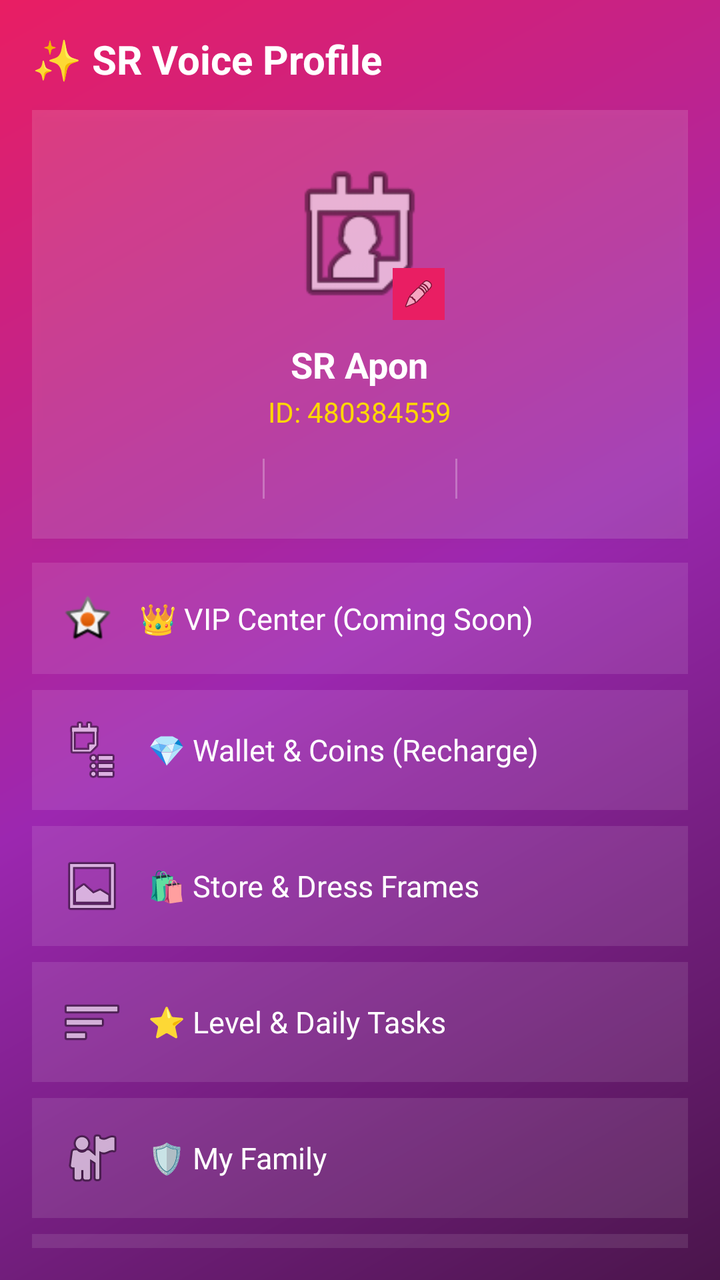
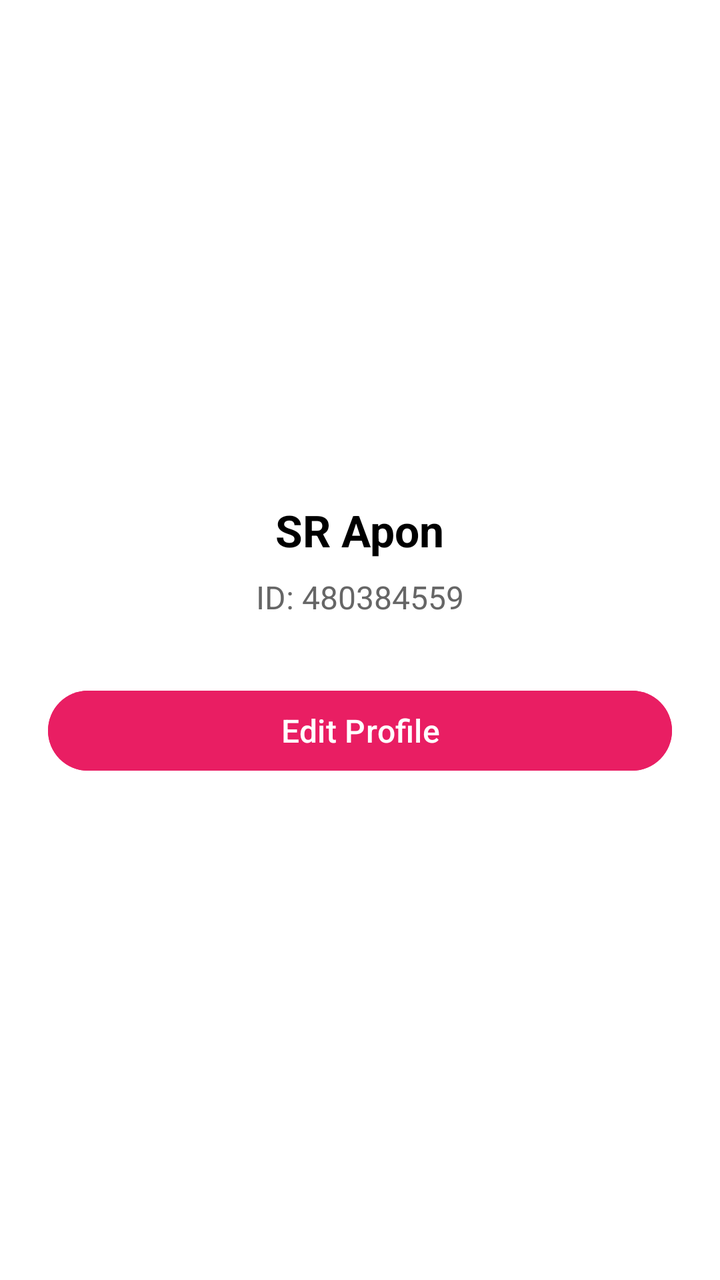

Before-and-after screenshots of an Android layout around one commit, followed by the original layout XML and the change that was made.
<!-- AndroidManifest.xml: application theme Theme.SRVoiceChat -->
<!-- res/layout/activity_me.xml -->
<?xml version="1.0" encoding="utf-8"?>
<LinearLayout xmlns:android="http://schemas.android.com/apk/res/android"
    android:layout_width="match_parent"
    android:layout_height="match_parent"
    android:background="@drawable/bg_profile_gradient"
    android:orientation="vertical"
    android:padding="16dp">

    
    <LinearLayout
        android:layout_width="match_parent"
        android:layout_height="wrap_content"
        android:gravity="center_vertical"
        android:orientation="horizontal"
        android:paddingBottom="12dp">

        <TextView
            android:layout_width="wrap_content"
            android:layout_height="wrap_content"
            android:text="✨ SR Voice Profile"
            android:textColor="#FFFFFF"
            android:textSize="20sp"
            android:textStyle="bold" />
    </LinearLayout>

    
    <LinearLayout
        android:layout_width="match_parent"
        android:layout_height="wrap_content"
        android:background="#22FFFFFF"
        android:gravity="center"
        android:orientation="vertical"
        android:padding="20dp"
        android:elevation="4dp">

        
        <RelativeLayout
            android:layout_width="85dp"
            android:layout_height="85dp">

            <ImageView
                android:id="@+id/imgProfileMe"
                android:layout_width="match_parent"
                android:layout_height="match_parent"
                android:scaleType="centerCrop"
                android:src="@android:drawable/ic_menu_my_calendar" />

            <ImageView
                android:id="@+id/btnEditProfileIcon"
                android:layout_width="26dp"
                android:layout_height="26dp"
                android:layout_alignParentEnd="true"
                android:layout_alignParentBottom="true"
                android:background="#E91E63"
                android:padding="5dp"
                android:src="@android:drawable/ic_menu_edit" />
        </RelativeLayout>

        
        <TextView
            android:id="@+id/textUserNameMe"
            android:layout_width="wrap_content"
            android:layout_height="wrap_content"
            android:layout_marginTop="10dp"
            android:text="SR Apon"
            android:textColor="#FFFFFF"
            android:textSize="18sp"
            android:textStyle="bold" />

        
        <TextView
            android:id="@+id/textPermanentIdMe"
            android:layout_width="wrap_content"
            android:layout_height="wrap_content"
            android:layout_marginTop="2dp"
            android:text="ID: 480384559"
            android:textColor="#FFD700"
            android:textSize="14sp" />

        
        <LinearLayout
            android:layout_width="match_parent"
            android:layout_height="wrap_content"
            android:layout_marginTop="14dp"
            android:gravity="center"
            android:orientation="horizontal">

            <LinearLayout
                android:layout_width="0dp"
                android:layout_height="wrap_content"
                android:layout_weight="1"
                android:gravity="center"
                android:orientation="vertical">
                <TextView android:text="120" android:textColor="#FFFFFF" android:textSize="15sp" android:textStyle="bold"/>
                <TextView android:text="Following" android:textColor="#DDDDDD" android:textSize="11sp"/>
            </LinearLayout>

            <View android:layout_width="1dp" android:layout_height="20dp" android:background="#44FFFFFF"/>

            <LinearLayout
                android:layout_width="0dp"
                android:layout_height="wrap_content"
                android:layout_weight="1"
                android:gravity="center"
                android:orientation="vertical">
                <TextView android:text="85" android:textColor="#FFFFFF" android:textSize="15sp" android:textStyle="bold"/>
                <TextView android:text="Fans" android:textColor="#DDDDDD" android:textSize="11sp"/>
            </LinearLayout>

            <View android:layout_width="1dp" android:layout_height="20dp" android:background="#44FFFFFF"/>

            <LinearLayout
                android:layout_width="0dp"
                android:layout_height="wrap_content"
                android:layout_weight="1"
                android:gravity="center"
                android:orientation="vertical">
                <TextView android:text="340" android:textColor="#FFFFFF" android:textSize="15sp" android:textStyle="bold"/>
                <TextView android:text="Visitors" android:textColor="#DDDDDD" android:textSize="11sp"/>
            </LinearLayout>

        </LinearLayout>
    </LinearLayout>

    
    <ScrollView
        android:layout_width="match_parent"
        android:layout_height="match_parent"
        android:layout_marginTop="12dp"
        android:scrollbars="none">

        <LinearLayout
            android:layout_width="match_parent"
            android:layout_height="wrap_content"
            android:orientation="vertical"
            android:paddingBottom="20dp">

            
            <TextView
                android:layout_width="match_parent"
                android:layout_height="wrap_content"
                android:layout_marginBottom="8dp"
                android:background="#1AFFFFFF"
                android:drawableStart="@android:drawable/star_on"
                android:drawablePadding="12dp"
                android:gravity="center_vertical"
                android:padding="14dp"
                android:text="👑 VIP Center (Coming Soon)"
                android:textColor="#FFFFFF"
                android:textSize="15sp" />

            
            <TextView
                android:layout_width="match_parent"
                android:layout_height="wrap_content"
                android:layout_marginBottom="8dp"
                android:background="#1AFFFFFF"
                android:drawableStart="@android:drawable/ic_menu_agenda"
                android:drawablePadding="12dp"
                android:gravity="center_vertical"
                android:padding="14dp"
                android:text="💎 Wallet &amp; Coins (Recharge)"
                android:textColor="#FFFFFF"
                android:textSize="15sp" />

            
            <TextView
                android:layout_width="match_parent"
                android:layout_height="wrap_content"
                android:layout_marginBottom="8dp"
                android:background="#1AFFFFFF"
                android:drawableStart="@android:drawable/ic_menu_gallery"
                android:drawablePadding="12dp"
                android:gravity="center_vertical"
                android:padding="14dp"
                android:text="🛍️ Store &amp; Dress Frames"
                android:textColor="#FFFFFF"
                android:textSize="15sp" />

            
            <TextView
                android:layout_width="match_parent"
                android:layout_height="wrap_content"
                android:layout_marginBottom="8dp"
                android:background="#1AFFFFFF"
                android:drawableStart="@android:drawable/ic_menu_sort_by_size"
                android:drawablePadding="12dp"
                android:gravity="center_vertical"
                android:padding="14dp"
                android:text="⭐ Level &amp; Daily Tasks"
                android:textColor="#FFFFFF"
                android:textSize="15sp" />

            
            <TextView
                android:layout_width="match_parent"
                android:layout_height="wrap_content"
                android:layout_marginBottom="8dp"
                android:background="#1AFFFFFF"
                android:drawableStart="@android:drawable/ic_menu_myplaces"
                android:drawablePadding="12dp"
                android:gravity="center_vertical"
                android:padding="14dp"
                android:text="🛡️ My Family"
                android:textColor="#FFFFFF"
                android:textSize="15sp" />

            
            <TextView
                android:layout_width="match_parent"
                android:layout_height="wrap_content"
                android:layout_marginBottom="8dp"
                android:background="#1AFFFFFF"
                android:drawableStart="@android:drawable/ic_menu_info_details"
                android:drawablePadding="12dp"
                android:gravity="center_vertical"
                android:padding="14dp"
                android:text="🏅 Medal &amp; Badges"
                android:textColor="#FFFFFF"
                android:textSize="15sp" />

            
            <TextView
                android:layout_width="match_parent"
                android:layout_height="wrap_content"
                android:layout_marginBottom="8dp"
                android:background="#1AFFFFFF"
                android:drawableStart="@android:drawable/ic_menu_call"
                android:drawablePadding="12dp"
                android:gravity="center_vertical"
                android:padding="14dp"
                android:text="🎙️ Host Center &amp; Agency"
                android:textColor="#FFFFFF"
                android:textSize="15sp" />

            
            <TextView
                android:layout_width="match_parent"
                android:layout_height="wrap_content"
                android:background="#1AFFFFFF"
                android:drawableStart="@android:drawable/ic_menu_manage"
                android:drawablePadding="12dp"
                android:gravity="center_vertical"
                android:padding="14dp"
                android:text="⚙️ Account Settings"
                android:textColor="#FFFFFF"
                android:textSize="15sp" />

        </LinearLayout>
    </ScrollView>

</LinearLayout>
<!-- resources referenced by this layout -->
<resources>
  <!-- drawable bg_profile_gradient (drawable) -->
  <?xml version="1.0" encoding="utf-8"?>
  <shape xmlns:android="http://schemas.android.com/apk/res/android">
      <gradient
          android:angle="135"
          android:startColor="#4A154B"
          android:centerColor="#9C27B0"
          android:endColor="#E91E63"
          android:type="linear" />
  </shape>
  <style name="Theme.SRVoiceChat" parent="Theme.Material3.DayNight.NoActionBar">
          <item name="colorPrimary">#FF4081</item>
          <item name="android:statusBarColor">#FF4081</item>
          <item name="android:windowLightStatusBar">true</item>
      </style>
</resources>

<!-- the commit's change to res/layout/activity_me.xml (unified diff, before → after) -->
@@ -2,251 +2,37 @@
 <LinearLayout xmlns:android="http://schemas.android.com/apk/res/android"
     android:layout_width="match_parent"
     android:layout_height="match_parent"
-    android:background="@drawable/bg_profile_gradient"
+    android:background="#FFFFFF"
+    android:gravity="center"
     android:orientation="vertical"
-    android:padding="16dp">
+    android:padding="24dp">
 
-    
-    <LinearLayout
+    <TextView
+        android:id="@+id/textUserNameMe"
+        android:layout_width="wrap_content"
+        android:layout_height="wrap_content"
+        android:text="SR Apon"
+        android:textColor="#000000"
+        android:textSize="22sp"
+        android:textStyle="bold" />
+
+    <TextView
+        android:id="@+id/textPermanentIdMe"
+        android:layout_width="wrap_content"
+        android:layout_height="wrap_content"
+        android:layout_marginTop="8dp"
+        android:text="ID: 480384559"
+        android:textColor="#666666"
+        android:textSize="16sp" />
+
+    <Button
+        android:id="@+id/btnEditProfile"
         android:layout_width="match_parent"
         android:layout_height="wrap_content"
-        android:gravity="center_vertical"
-        android:orientation="horizontal"
-        android:paddingBottom="12dp">
-
-        <TextView
-            android:layout_width="wrap_content"
-            android:layout_height="wrap_content"
-            android:text="✨ SR Voice Profile"
-            android:textColor="#FFFFFF"
-            android:textSize="20sp"
-            android:textStyle="bold" />
-    </LinearLayout>
-
-    
-    <LinearLayout
-        android:layout_width="match_parent"
-        android:layout_height="wrap_content"
-        android:background="#22FFFFFF"
-        android:gravity="center"
-        android:orientation="vertical"
-        android:padding="20dp"
-        android:elevation="4dp">
-
-        
-        <RelativeLayout
-            android:layout_width="85dp"
-            android:layout_height="85dp">
-
-            <ImageView
-                android:id="@+id/imgProfileMe"
-                android:layout_width="match_parent"
-                android:layout_height="match_parent"
-                android:scaleType="centerCrop"
-                android:src="@android:drawable/ic_menu_my_calendar" />
-
-            <ImageView
-                android:id="@+id/btnEditProfileIcon"
-                android:layout_width="26dp"
-                android:layout_height="26dp"
-                android:layout_alignParentEnd="true"
-                android:layout_alignParentBottom="true"
-                android:background="#E91E63"
-                android:padding="5dp"
-                android:src="@android:drawable/ic_menu_edit" />
-        </RelativeLayout>
-
-        
-        <TextView
-            android:id="@+id/textUserNameMe"
-            android:layout_width="wrap_content"
-            android:layout_height="wrap_content"
-            android:layout_marginTop="10dp"
-            android:text="SR Apon"
-            android:textColor="#FFFFFF"
-            android:textSize="18sp"
-            android:textStyle="bold" />
-
-        
-        <TextView
-            android:id="@+id/textPermanentIdMe"
-            android:layout_width="wrap_content"
-            android:layout_height="wrap_content"
-            android:layout_marginTop="2dp"
-            android:text="ID: 480384559"
-            android:textColor="#FFD700"
-            android:textSize="14sp" />
-
-        
-        <LinearLayout
-            android:layout_width="match_parent"
-            android:layout_height="wrap_content"
-            android:layout_marginTop="14dp"
-            android:gravity="center"
-            android:orientation="horizontal">
-
-            <LinearLayout
-                android:layout_width="0dp"
-                android:layout_height="wrap_content"
-                android:layout_weight="1"
-                android:gravity="center"
-                android:orientation="vertical">
-                <TextView android:text="120" android:textColor="#FFFFFF" android:textSize="15sp" android:textStyle="bold"/>
-                <TextView android:text="Following" android:textColor="#DDDDDD" android:textSize="11sp"/>
-            </LinearLayout>
-
-            <View android:layout_width="1dp" android:layout_height="20dp" android:background="#44FFFFFF"/>
-
-            <LinearLayout
-                android:layout_width="0dp"
-                android:layout_height="wrap_content"
-                android:layout_weight="1"
-                android:gravity="center"
-                android:orientation="vertical">
-                <TextView android:text="85" android:textColor="#FFFFFF" android:textSize="15sp" android:textStyle="bold"/>
-                <TextView android:text="Fans" android:textColor="#DDDDDD" android:textSize="11sp"/>
-            </LinearLayout>
-
-            <View android:layout_width="1dp" android:layout_height="20dp" android:background="#44FFFFFF"/>
-
-            <LinearLayout
-                android:layout_width="0dp"
-                android:layout_height="wrap_content"
-                android:layout_weight="1"
-                android:gravity="center"
-                android:orientation="vertical">
-                <TextView android:text="340" android:textColor="#FFFFFF" android:textSize="15sp" android:textStyle="bold"/>
-                <TextView android:text="Visitors" android:textColor="#DDDDDD" android:textSize="11sp"/>
-            </LinearLayout>
-
-        </LinearLayout>
-    </LinearLayout>
-
-    
-    <ScrollView
-        android:layout_width="match_parent"
-        android:layout_height="match_parent"
-        android:layout_marginTop="12dp"
-        android:scrollbars="none">
-
-        <LinearLayout
-            android:layout_width="match_parent"
-            android:layout_height="wrap_content"
-            android:orientation="vertical"
-            android:paddingBottom="20dp">
-
-            
-            <TextView
-                android:layout_width="match_parent"
-                android:layout_height="wrap_content"
-                android:layout_marginBottom="8dp"
-                android:background="#1AFFFFFF"
-                android:drawableStart="@android:drawable/star_on"
-                android:drawablePadding="12dp"
-                android:gravity="center_vertical"
-                android:padding="14dp"
-                android:text="👑 VIP Center (Coming Soon)"
-                android:textColor="#FFFFFF"
-                android:textSize="15sp" />
-
-            
-            <TextView
-                android:layout_width="match_parent"
-                android:layout_height="wrap_content"
-                android:layout_marginBottom="8dp"
-                android:background="#1AFFFFFF"
-                android:drawableStart="@android:drawable/ic_menu_agenda"
-                android:drawablePadding="12dp"
-                android:gravity="center_vertical"
-                android:padding="14dp"
-                android:text="💎 Wallet &amp; Coins (Recharge)"
-                android:textColor="#FFFFFF"
-                android:textSize="15sp" />
-
-            
-            <TextView
-                android:layout_width="match_parent"
-                android:layout_height="wrap_content"
-                android:layout_marginBottom="8dp"
-                android:background="#1AFFFFFF"
-                android:drawableStart="@android:drawable/ic_menu_gallery"
-                android:drawablePadding="12dp"
-                android:gravity="center_vertical"
-                android:padding="14dp"
-                android:text="🛍️ Store &amp; Dress Frames"
-                android:textColor="#FFFFFF"
-                android:textSize="15sp" />
-
-            
-            <TextView
-                android:layout_width="match_parent"
-                android:layout_height="wrap_content"
-                android:layout_marginBottom="8dp"
-                android:background="#1AFFFFFF"
-                android:drawableStart="@android:drawable/ic_menu_sort_by_size"
-                android:drawablePadding="12dp"
-                android:gravity="center_vertical"
-                android:padding="14dp"
-                android:text="⭐ Level &amp; Daily Tasks"
-                android:textColor="#FFFFFF"
-                android:textSize="15sp" />
-
-            
-            <TextView
-                android:layout_width="match_parent"
-                android:layout_height="wrap_content"
-                android:layout_marginBottom="8dp"
-                android:background="#1AFFFFFF"
-                android:drawableStart="@android:drawable/ic_menu_myplaces"
-                android:drawablePadding="12dp"
-                android:gravity="center_vertical"
-                android:padding="14dp"
-                android:text="🛡️ My Family"
-                android:textColor="#FFFFFF"
-                android:textSize="15sp" />
-
-            
-            <TextView
-                android:layout_width="match_parent"
-                android:layout_height="wrap_content"
-                android:layout_marginBottom="8dp"
-                android:background="#1AFFFFFF"
-                android:drawableStart="@android:drawable/ic_menu_info_details"
-                android:drawablePadding="12dp"
-                android:gravity="center_vertical"
-                android:padding="14dp"
-                android:text="🏅 Medal &amp; Badges"
-                android:textColor="#FFFFFF"
-                android:textSize="15sp" />
-
-            
-            <TextView
-                android:layout_width="match_parent"
-                android:layout_height="wrap_content"
-                android:layout_marginBottom="8dp"
-                android:background="#1AFFFFFF"
-                android:drawableStart="@android:drawable/ic_menu_call"
-                android:drawablePadding="12dp"
-                android:gravity="center_vertical"
-                android:padding="14dp"
-                android:text="🎙️ Host Center &amp; Agency"
-                android:textColor="#FFFFFF"
-                android:textSize="15sp" />
-
-            
-            <TextView
-                android:layout_width="match_parent"
-                android:layout_height="wrap_content"
-                android:background="#1AFFFFFF"
-                android:drawableStart="@android:drawable/ic_menu_manage"
-                android:drawablePadding="12dp"
-                android:gravity="center_vertical"
-                android:padding="14dp"
-                android:text="⚙️ Account Settings"
-                android:textColor="#FFFFFF"
-                android:textSize="15sp" />
-
-        </LinearLayout>
-    </ScrollView>
+        android:layout_marginTop="32dp"
+        android:backgroundTint="#E91E63"
+        android:text="Edit Profile"
+        android:textColor="#FFFFFF"
+        android:textSize="16sp" />
 
 </LinearLayout>
<!-- resource entries referenced after the edit -->
@@ -1,15 +1,5 @@
 <!-- resources referenced by this layout -->
 <resources>
-  <!-- drawable bg_profile_gradient (drawable) -->
-  <?xml version="1.0" encoding="utf-8"?>
-  <shape xmlns:android="http://schemas.android.com/apk/res/android">
-      <gradient
-          android:angle="135"
-          android:startColor="#4A154B"
-          android:centerColor="#9C27B0"
-          android:endColor="#E91E63"
-          android:type="linear" />
-  </shape>
   <style name="Theme.SRVoiceChat" parent="Theme.Material3.DayNight.NoActionBar">
           <item name="colorPrimary">#FF4081</item>
           <item name="android:statusBarColor">#FF4081</item>
